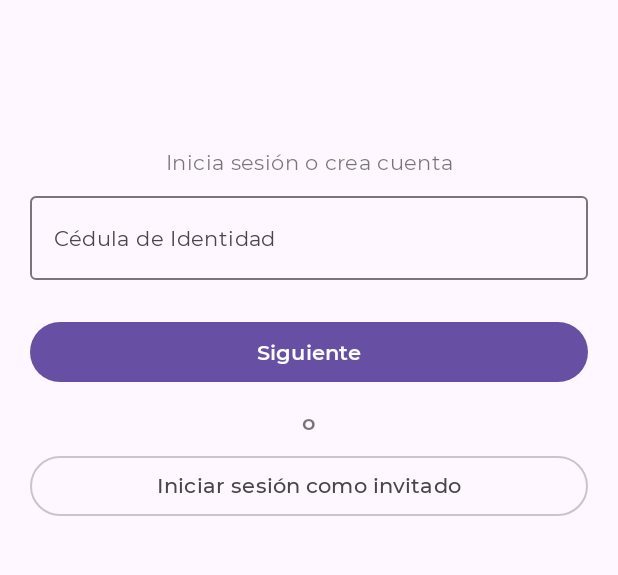
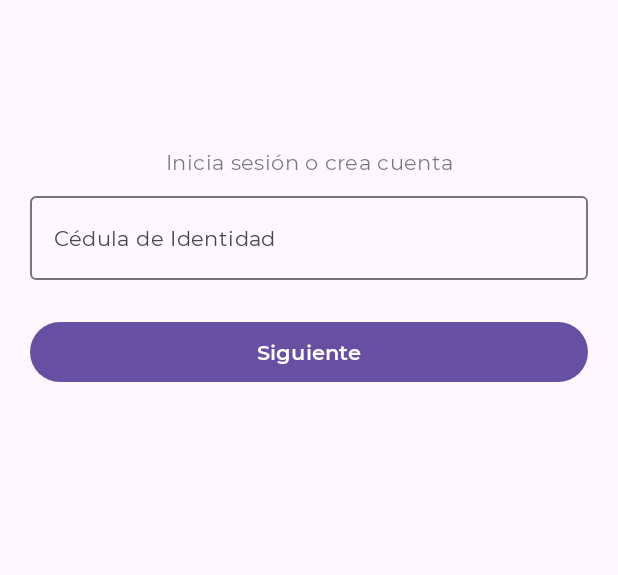
Before and after one commit to pcristiani/StudyHub-Mobile-G4, an Android app built with Jetpack Compose: the screen it shows after launch (MainActivity), on a phone screen of 412 x 824 dp, the part 487-1062 px from its top. Run offline under Robolectric (Android 15) with nearby library versions, the phone set to English and light mode, and no system bars.

Commit message:
Deleted all the Iniciar Sesión como Invitado buttons, and some UI fixes

```diff
--- a/app/src/main/java/com/example/compose/studyhub/Navigation.kt
+++ b/app/src/main/java/com/example/compose/studyhub/Navigation.kt
@@ -37,7 +37,6 @@ fun StudyHubNavHost(
       composable(INICIO_ROUTE) {
          InicioRoute(
             onNavigateToLogin = { navController.navigate("login/$it") },
-            onLoginInvitado = { navController.navigate(QUESTION_ROUTE) },
                     )
       }
 
@@ -47,7 +46,6 @@ fun StudyHubNavHost(
             ci = startingCi,
             onLoginSubmitted = { navController.navigate(QUESTION_RESULTS_ROUTE)},
             onNavigateToRegister = {navController.navigate("signup/$it")},
-            onLoginInvitado = { navController.navigate(QUESTION_ROUTE) },
             onNavUp = navController::navigateUp,
                    )
       }
@@ -57,7 +55,6 @@ fun StudyHubNavHost(
          RegisterRoute(
             ci = ci,
             onRegisterSubmitted = { navController.navigate(INICIO_ROUTE) },
-            onLoginInvitado = { navController.navigate(QUESTION_ROUTE) },
             onNavUp = navController::navigateUp,
                       )
       }
--- a/app/src/main/java/com/example/compose/studyhub/ui/estudiante/EditarPerfilScreen.kt
+++ b/app/src/main/java/com/example/compose/studyhub/ui/estudiante/EditarPerfilScreen.kt
@@ -34,7 +34,6 @@ import com.example.compose.studyhub.ui.screen.Email
 import com.example.compose.studyhub.ui.screen.LoginRegisterScreen
 import com.example.compose.studyhub.ui.screen.LoginRegisterTopAppBar
 import com.example.compose.studyhub.ui.screen.Name
-import com.example.compose.studyhub.ui.screen.OrLoginInvitados
 import com.example.compose.studyhub.ui.screen.Password
 import com.example.compose.studyhub.ui.screen.SurName
 import com.example.compose.studyhub.ui.theme.ThemeStudyHub
@@ -52,7 +51,7 @@ fun EditarPerfilScreen(
             onNavUp = onNavUp
         )
 
-        }, content = {contentPadding -> LoginRegisterScreen(onLoginInvitado = {}, contentPadding = contentPadding, modifier = Modifier.supportWideScreen()){
+        }, content = {contentPadding -> LoginRegisterScreen(contentPadding = contentPadding, modifier = Modifier.supportWideScreen()){
         Column{
             EditarPerfil(modifier = Modifier.weight(1f), onProfileEditSubmitted = onProfileEditSubmitted)
         }
--- a/app/src/main/java/com/example/compose/studyhub/ui/route/InicioRoute.kt
+++ b/app/src/main/java/com/example/compose/studyhub/ui/route/InicioRoute.kt
@@ -10,7 +10,6 @@ import com.example.compose.studyhub.viewModel.InicioViewModelFactory
 @Composable
 fun InicioRoute(
    onNavigateToLogin: (ci: String) -> Unit,
-   onLoginInvitado: () -> Unit,
                ) {
    val inicioViewModel: InicioViewModel = viewModel(factory = InicioViewModelFactory())
    InicioScreen(
@@ -19,6 +18,5 @@ fun InicioRoute(
       onLoginRegister = { ci ->
          inicioViewModel.handleContinue(ci = ci, onNavigateToLogin = onNavigateToLogin)
       },
-      onLoginInvitado = { inicioViewModel.handleInvitado(onLoginInvitado) },
                )
 }
--- a/app/src/main/java/com/example/compose/studyhub/ui/route/LoginRoute.kt
+++ b/app/src/main/java/com/example/compose/studyhub/ui/route/LoginRoute.kt
@@ -10,9 +10,9 @@ import com.example.compose.studyhub.viewModel.LoginViewModelFactory
 
 ///
 @Composable
-fun LoginRoute(ci: String?, onLoginSubmitted: () -> Unit, onNavigateToRegister: (ci: String?) -> Unit, onLoginInvitado: () -> Unit, onNavUp: () -> Unit) {
+fun LoginRoute(ci: String?, onLoginSubmitted: () -> Unit, onNavigateToRegister: (ci: String?) -> Unit, onNavUp: () -> Unit) {
    val loginViewModel: LoginViewModel = viewModel(factory = LoginViewModelFactory())
    val loginError by loginViewModel.loginError.observeAsState()
 
-   LoginScreen(ci = ci, onLoginSubmitted = { ci, password -> loginViewModel.login(ci, password, onLoginSubmitted) }, onNavigateToRegister = {onNavigateToRegister(ci)}, onLoginInvitado = { loginViewModel.loginInvitado(onLoginInvitado) }, onNavUp = onNavUp, loginError = loginError, onErrorDismissed = {loginViewModel.clearLoginError()})
+   LoginScreen(ci = ci, onLoginSubmitted = { ci, password -> loginViewModel.login(ci, password, onLoginSubmitted) }, onNavigateToRegister = {onNavigateToRegister(ci)}, onNavUp = onNavUp, loginError = loginError, onErrorDismissed = {loginViewModel.clearLoginError()})
 }
--- a/app/src/main/java/com/example/compose/studyhub/ui/route/RegisterRoute.kt
+++ b/app/src/main/java/com/example/compose/studyhub/ui/route/RegisterRoute.kt
@@ -11,7 +11,6 @@ import com.example.compose.studyhub.viewModel.RegisterViewModelFactory
 fun RegisterRoute(
     ci: String?,
     onRegisterSubmitted: () -> Unit,
-    onLoginInvitado: () -> Unit,
     onNavUp: () -> Unit,
 ) {
     val signUpViewModel: RegisterViewModel = viewModel(factory = RegisterViewModelFactory())
@@ -21,7 +20,6 @@ fun RegisterRoute(
             signUpViewModel.signUp(nombre, apellido, email, fechaNacimiento, ci, password,onRegisterSubmitted)
 
         },
-        onLoginInvitado = { signUpViewModel.loginInvitado(onLoginInvitado) },
         onNavUp = onNavUp,
     )
 }
--- a/app/src/main/java/com/example/compose/studyhub/ui/screen/InicioScreen.kt
+++ b/app/src/main/java/com/example/compose/studyhub/ui/screen/InicioScreen.kt
@@ -39,7 +39,7 @@ import com.example.compose.studyhub.util.supportWideScreen
 ///
 // ? Pantalla de Bienvenida
 @Composable
-fun InicioScreen(onLoginRegister: (email: String) -> Unit, onLoginInvitado: () -> Unit) {
+fun InicioScreen(onLoginRegister: (email: String) -> Unit) {
    var showLogoTitle by rememberSaveable { mutableStateOf(true) }
 
    Scaffold(modifier = Modifier.supportWideScreen()) { innerPadding ->
@@ -49,7 +49,7 @@ fun InicioScreen(onLoginRegister: (email: String) -> Unit, onLoginInvitado: () -
          .verticalScroll(rememberScrollState())) {
          AnimatedVisibility(showLogoTitle, Modifier.fillMaxWidth()) { LogoTitle() }
 
-         LoginCreateAccount(onLoginRegister = onLoginRegister, onLoginInvitado = onLoginInvitado, onFocusChange = { focused -> showLogoTitle = !focused }, modifier = Modifier
+         LoginCreateAccount(onLoginRegister = onLoginRegister, onFocusChange = { focused -> showLogoTitle = !focused }, modifier = Modifier
             .fillMaxWidth()
             .padding(horizontal = 20.dp))
       }
@@ -89,7 +89,7 @@ private fun Logo(
 ///
 // ? Crear cuenta
 @Composable
-private fun LoginCreateAccount(onLoginRegister: (email: String) -> Unit, onLoginInvitado: () -> Unit, onFocusChange: (Boolean) -> Unit, modifier: Modifier = Modifier) { // ! Guardar y resturar un estado
+private fun LoginCreateAccount(onLoginRegister: (email: String) -> Unit, onFocusChange: (Boolean) -> Unit, modifier: Modifier = Modifier) { // ! Guardar y resturar un estado
    val ciState by rememberSaveable(stateSaver = EmailStateSaver) { mutableStateOf(EmailState()) }
 
    Column(modifier = modifier, horizontalAlignment = Alignment.CenterHorizontally) {
@@ -109,7 +109,6 @@ private fun LoginCreateAccount(onLoginRegister: (email: String) -> Unit, onLogin
          .padding(top = 24.dp, bottom = 8.dp)) {
          Text(text = stringResource(id = R.string.next), style = MaterialTheme.typography.titleSmall)
       }
-      OrLoginInvitados(onLoginInvitado = onLoginInvitado, modifier = Modifier.fillMaxWidth())
    }
 }
 
@@ -121,7 +120,6 @@ fun InicioScreenPreview() {
    ThemeStudyHub {
       InicioScreen(
          onLoginRegister = {},
-         onLoginInvitado = {},
       )
    }
 }
--- a/app/src/main/java/com/example/compose/studyhub/ui/screen/LoginScreen.kt
+++ b/app/src/main/java/com/example/compose/studyhub/ui/screen/LoginScreen.kt
@@ -49,7 +49,6 @@ fun LoginScreen(
    ci: String?,
    onLoginSubmitted: (ci: String, password: String) -> Unit,
    onNavigateToRegister: (ci: String) -> Unit,
-   onLoginInvitado: () -> Unit,
    onNavUp: () -> Unit,
    loginError: String?,
    onErrorDismissed: () -> Unit
@@ -67,9 +66,9 @@ fun LoginScreen(
    Scaffold(topBar = {
       LoginRegisterTopAppBar(topAppBarText = stringResource(id = R.string.sign_in), onNavUp = onNavUp)
    }, content = { contentPadding ->
-      LoginRegisterScreen(modifier = Modifier.supportWideScreen(), contentPadding = contentPadding, onLoginInvitado = onLoginInvitado) {
+      LoginRegisterScreen(modifier = Modifier.supportWideScreen(), contentPadding = contentPadding) {
          Column(modifier = Modifier.fillMaxWidth()) {
-            LoginTest(ci = ci, onLoginSubmitted = onLoginSubmitted, onRegisterSubmitted = onNavigateToRegister, onLoginInvitado = onLoginInvitado)
+            LoginTest(ci = ci, onLoginSubmitted = onLoginSubmitted, onRegisterSubmitted = onNavigateToRegister)
             Spacer(modifier = Modifier.height(5.dp))
          }
 
@@ -89,7 +88,6 @@ fun LoginTest(
    ci: String?,
    onLoginSubmitted: (ci: String, password: String) -> Unit,
    onRegisterSubmitted: (ci: String) -> Unit,
-   onLoginInvitado: () -> Unit,
              ) {
    val snackbarHostState = remember { SnackbarHostState() }
    val scope = rememberCoroutineScope()
@@ -176,27 +174,14 @@ fun ErrorSnackbar(snackbarHostState: SnackbarHostState, modifier: Modifier = Mod
 }
 
 
-///
-@Composable
-fun OrLoginInvitados(onLoginInvitado: () -> Unit, modifier: Modifier = Modifier) {
-   Column(modifier = modifier, horizontalAlignment = Alignment.CenterHorizontally) {
-      Text(text = stringResource(id = R.string.or), style = MaterialTheme.typography.titleSmall, color = MaterialTheme.colorScheme.onSurface.copy(alpha = stronglyDeemphasizedAlpha), modifier = Modifier.paddingFromBaseline(top = 20.dp))
-      OutlinedButton(
-         onClick = onLoginInvitado,
-         modifier = Modifier
-            .fillMaxWidth()
-            .padding(top = 10.dp, bottom = 20.dp),
-                    ) { Text(text = stringResource(id = R.string.txt_btn_invitado)) }
-   }
-}
 
 
-///
+
 @Preview(name = "Sign in dark theme", uiMode = UI_MODE_NIGHT_NO)
 /*@Preview(name = "Sign in dark theme", uiMode = UI_MODE_NIGHT_YES)*/
 @Composable
 fun LoginPreview() {
    ThemeStudyHub {
-      LoginScreen(ci = null, onLoginSubmitted = { _, _ -> }, onNavigateToRegister = {_, ->}, onLoginInvitado = {}, onNavUp = {}, "ERROR", onErrorDismissed = {})
+      LoginScreen(ci = null, onLoginSubmitted = { _, _ -> }, onNavigateToRegister = {_, ->}, onNavUp = {}, "ERROR", onErrorDismissed = {})
    }
 }
--- a/app/src/main/java/com/example/compose/studyhub/viewModel/InicioViewModel.kt
+++ b/app/src/main/java/com/example/compose/studyhub/viewModel/InicioViewModel.kt
@@ -11,10 +11,6 @@ class InicioViewModel(private val userRepository: UserRepository) : ViewModel()
         onNavigateToLogin(ci)
     }
 
-    fun handleInvitado(onLoginComplete: () -> Unit,) {
-        userRepository.loginInvitado()
-        onLoginComplete()
-    }
 }
 
 ///
--- a/app/src/main/res/values/colors.xml
+++ b/app/src/main/res/values/colors.xml
@@ -11,6 +11,7 @@
     <color name="text_black">#212121</color>
     <color name="divider">#ABABAB</color>
     <color name="dark_gray">#717171</color>
+    <color name="darker_gray">#474747</color>
     <color name="color_primary">#F44336</color>
     <color name="colorPrimaryDark">#D32F2F</color>
     <color name="colorAccent">#FFFF00</color>
```
Also changed, not shown: app/src/main/java/com/example/compose/studyhub/domain/DatePickerState.kt (added, +41 -0 lines), app/src/main/java/com/example/compose/studyhub/ui/navigation/MenuLateral.kt (+8 -2 lines), app/src/main/java/com/example/compose/studyhub/ui/navigation/TopBar.kt (+6 -4 lines), app/src/main/java/com/example/compose/studyhub/ui/screen/LoginRegisterScreen.kt (+2 -17 lines), app/src/main/java/com/example/compose/studyhub/ui/screen/RegisterScreen.kt (+1 -6 lines).
